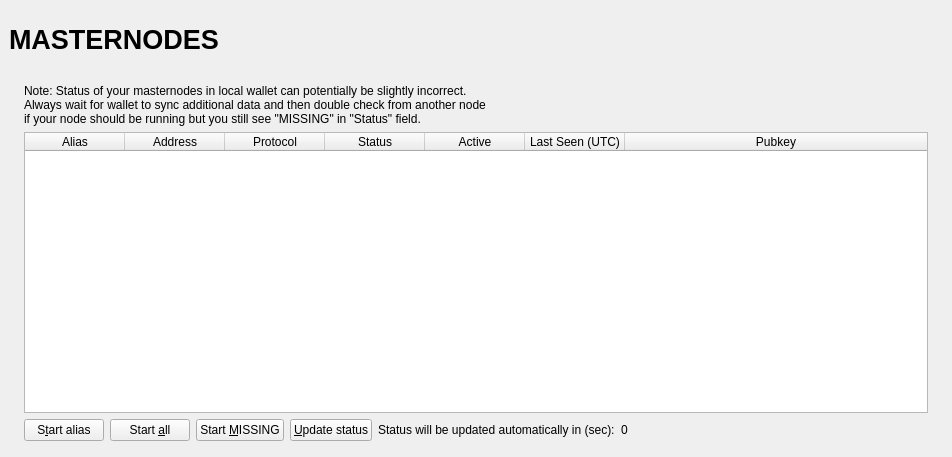
Old version of the form src/qt/forms/masternodelist.ui in the repository myce-legacy/beetlecoin.
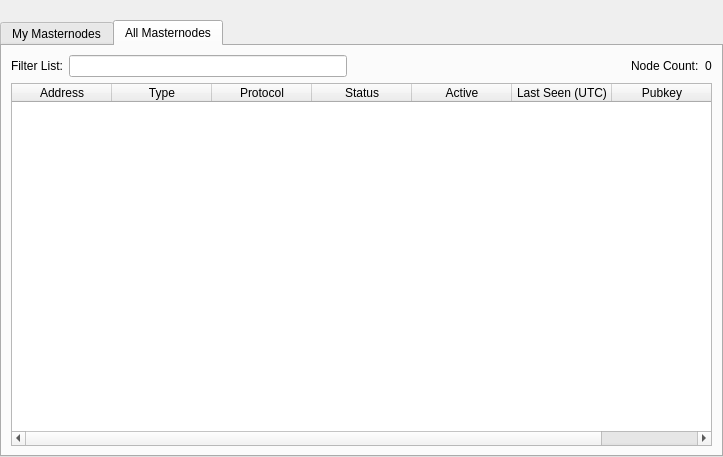
New version of the form. The open tabs and pages were chosen to show the change.

Diff of the .ui file:
```diff
--- a/src/qt/forms/masternodelist.ui
+++ b/src/qt/forms/masternodelist.ui
@@ -13,30 +13,10 @@
   <property name="windowTitle">
    <string>Form</string>
   </property>
-  <layout class="QVBoxLayout" name="topLayout" stretch="0">
+  <layout class="QVBoxLayout" name="topLayout">
    <property name="leftMargin">
-    <number>9</number>
-   </property>
-   <property name="topMargin">
-    <number>9</number>
-   </property>
-   <property name="rightMargin">
-    <number>9</number>
-   </property>
-   <property name="bottomMargin">
-    <number>9</number>
-   </property>
-   <item>
-    <layout class="QVBoxLayout" name="verticalLayout_Master" stretch="0,1">
-     <property name="spacing">
       <number>0</number>
      </property>
-     <item>
-      <widget class="QFrame" name="frame_Header">
-       <layout class="QVBoxLayout" name="verticalLayout_4">
-        <property name="leftMargin">
-         <number>0</number>
-        </property>
         <property name="topMargin">
          <number>0</number>
         </property>
@@ -47,121 +27,37 @@
          <number>0</number>
         </property>
         <item>
-         <layout class="QHBoxLayout" name="horizontalLayout_Header" stretch="1,0,1">
-          <item>
-           <widget class="QLabel" name="labelOverviewHeaderLeft">
-            <property name="minimumSize">
-             <size>
-              <width>464</width>
-              <height>60</height>
-             </size>
-            </property>
-            <property name="maximumSize">
-             <size>
-              <width>16777215</width>
-              <height>60</height>
-             </size>
-            </property>
-            <property name="font">
-             <font>
-              <pointsize>20</pointsize>
-              <weight>75</weight>
-              <bold>true</bold>
-             </font>
-            </property>
-            <property name="text">
-             <string>MASTERNODES</string>
-            </property>
-           </widget>
-          </item>
-          <item>
-           <spacer name="horizontalSpacer">
-            <property name="orientation">
-             <enum>Qt::Horizontal</enum>
-            </property>
-            <property name="sizeHint" stdset="0">
-             <size>
-              <width>40</width>
-              <height>20</height>
-             </size>
-            </property>
-           </spacer>
-          </item>
-          <item>
-           <widget class="QLabel" name="labelOverviewHeaderRight">
-            <property name="minimumSize">
-             <size>
-              <width>464</width>
-              <height>60</height>
-             </size>
-            </property>
-            <property name="maximumSize">
-             <size>
-              <width>16777215</width>
-              <height>60</height>
-             </size>
-            </property>
-            <property name="font">
-             <font>
-              <pointsize>14</pointsize>
-             </font>
-            </property>
-            <property name="text">
-             <string/>
-            </property>
-            <property name="alignment">
-             <set>Qt::AlignRight|Qt::AlignTrailing|Qt::AlignVCenter</set>
-            </property>
-           </widget>
-          </item>
-         </layout>
-        </item>
-       </layout>
-      </widget>
-     </item>
-     <item>
-      <widget class="QFrame" name="frame_BG">
-       <layout class="QVBoxLayout" name="verticalLayout_3">
-        <property name="leftMargin">
-         <number>6</number>
-        </property>
-        <property name="topMargin">
-         <number>6</number>
-        </property>
-        <property name="rightMargin">
-         <number>6</number>
-        </property>
-        <property name="bottomMargin">
-         <number>6</number>
-        </property>
-        <item>
-         <widget class="QFrame" name="frame_Content">
           <layout class="QVBoxLayout" name="verticalLayout">
-           <property name="spacing">
-            <number>0</number>
-           </property>
-           <property name="leftMargin">
-            <number>0</number>
-           </property>
-           <property name="topMargin">
-            <number>0</number>
-           </property>
-           <property name="rightMargin">
-            <number>0</number>
-           </property>
            <property name="bottomMargin">
             <number>0</number>
            </property>
            <item>
+      <spacer name="horizontalSpacer0">
+       <property name="orientation">
+        <enum>Qt::Horizontal</enum>
+       </property>
+       <property name="sizeHint" stdset="0">
+        <size>
+         <width>40</width>
+         <height>20</height>
+        </size>
+       </property>
+      </spacer>
+     </item>
+     <item>
+      <widget class="QTabWidget" name="tabWidget">
+       <property name="currentIndex">
+        <number>0</number>
+       </property>
+       <widget class="QWidget" name="tabMyMasternodes">
+        <attribute name="title">
+         <string>My Masternodes</string>
+        </attribute>
             <layout class="QGridLayout" name="gridLayout_2">
-             <property name="spacing">
-              <number>2</number>
-             </property>
              <item row="0" column="0">
-              <widget class="QFrame" name="frameList">
                <layout class="QVBoxLayout" name="verticalLayout_2">
                 <property name="bottomMargin">
-                 <number>1</number>
+            <number>0</number>
                 </property>
                 <item>
                  <layout class="QHBoxLayout" name="horizontalLayout_note">
@@ -250,6 +146,11 @@
                     <string>Address</string>
                    </property>
                   </column>
+             <column>
+              <property name="text">
+               <string>Type</string>
+              </property>
+             </column>
                   <column>
                    <property name="text">
                     <string>Protocol</string>
@@ -340,14 +241,158 @@
                  </layout>
                 </item>
                </layout>
-              </widget>
-             </item>
-            </layout>
-           </item>
-          </layout>
-         </widget>
-        </item>
-       </layout>
+         </item>
+        </layout>
+       </widget>
+       <widget class="QWidget" name="tabAllMasternodes">
+        <attribute name="title">
+         <string>All Masternodes</string>
+        </attribute>
+        <layout class="QGridLayout" name="gridLayout">
+         <item row="1" column="0">
+          <widget class="QTableWidget" name="tableWidgetMasternodes">
+           <property name="palette">
+            <palette>
+             <active>
+              <colorrole role="Text">
+               <brush brushstyle="SolidPattern">
+                <color alpha="255">
+                 <red>51</red>
+                 <green>51</green>
+                 <blue>51</blue>
+                </color>
+               </brush>
+              </colorrole>
+             </active>
+             <inactive>
+              <colorrole role="Text">
+               <brush brushstyle="SolidPattern">
+                <color alpha="255">
+                 <red>51</red>
+                 <green>51</green>
+                 <blue>51</blue>
+                </color>
+               </brush>
+              </colorrole>
+             </inactive>
+             <disabled>
+              <colorrole role="Text">
+               <brush brushstyle="SolidPattern">
+                <color alpha="255">
+                 <red>85</red>
+                 <green>85</green>
+                 <blue>85</blue>
+                </color>
+               </brush>
+              </colorrole>
+             </disabled>
+            </palette>
+           </property>
+           <property name="editTriggers">
+            <set>QAbstractItemView::NoEditTriggers</set>
+           </property>
+           <property name="alternatingRowColors">
+            <bool>true</bool>
+           </property>
+           <property name="selectionBehavior">
+            <enum>QAbstractItemView::SelectRows</enum>
+           </property>
+           <property name="sortingEnabled">
+            <bool>true</bool>
+           </property>
+           <attribute name="horizontalHeaderStretchLastSection">
+            <bool>true</bool>
+           </attribute>
+           <attribute name="ResizeMode">
+            <enum>QHeaderView::Interactive</enum>
+           </attribute>
+           <column>
+            <property name="text">
+             <string>Address</string>
+            </property>
+           </column>
+           <column>
+            <property name="text">
+             <string>Type</string>
+            </property>
+           </column>
+           <column>
+            <property name="text">
+             <string>Protocol</string>
+            </property>
+           </column>
+           <column>
+            <property name="text">
+             <string>Status</string>
+            </property>
+           </column>
+           <column>
+            <property name="text">
+             <string>Active</string>
+            </property>
+           </column>
+           <column>
+            <property name="text">
+             <string>Last Seen (UTC)</string>
+            </property>
+           </column>
+           <column>
+            <property name="text">
+             <string>Pubkey</string>
+            </property>
+           </column>
+          </widget>
+         </item>
+         <item row="0" column="0">
+          <layout class="QHBoxLayout" name="horizontalLayout_3">
+           <property name="bottomMargin">
+            <number>0</number>
+           </property>
+           <item>
+            <widget class="QLabel" name="label_filter">
+             <property name="text">
+              <string>Filter List:</string>
+             </property>
+            </widget>
+           </item>
+           <item>
+            <widget class="QLineEdit" name="filterLineEdit">
+             <property name="toolTip">
+              <string>Filter masternode list</string>
+             </property>
+            </widget>
+           </item>
+           <item>
+            <spacer name="horizontalSpacer_3">
+             <property name="orientation">
+              <enum>Qt::Horizontal</enum>
+             </property>
+             <property name="sizeHint" stdset="0">
+              <size>
+               <width>10</width>
+               <height>20</height>
+              </size>
+             </property>
+            </spacer>
+           </item>
+           <item>
+            <widget class="QLabel" name="label_count">
+             <property name="text">
+              <string>Node Count:</string>
+             </property>
+            </widget>
+           </item>
+           <item>
+            <widget class="QLabel" name="countLabel">
+             <property name="text">
+              <string>0</string>
+             </property>
+            </widget>
+           </item>
+          </layout>
+         </item>
+        </layout>
+       </widget>
       </widget>
      </item>
     </layout>
```
Left out of the diff: 3 changed lines with no effect on the pictures. Lines whose indentation alone changed are shown as unchanged.
